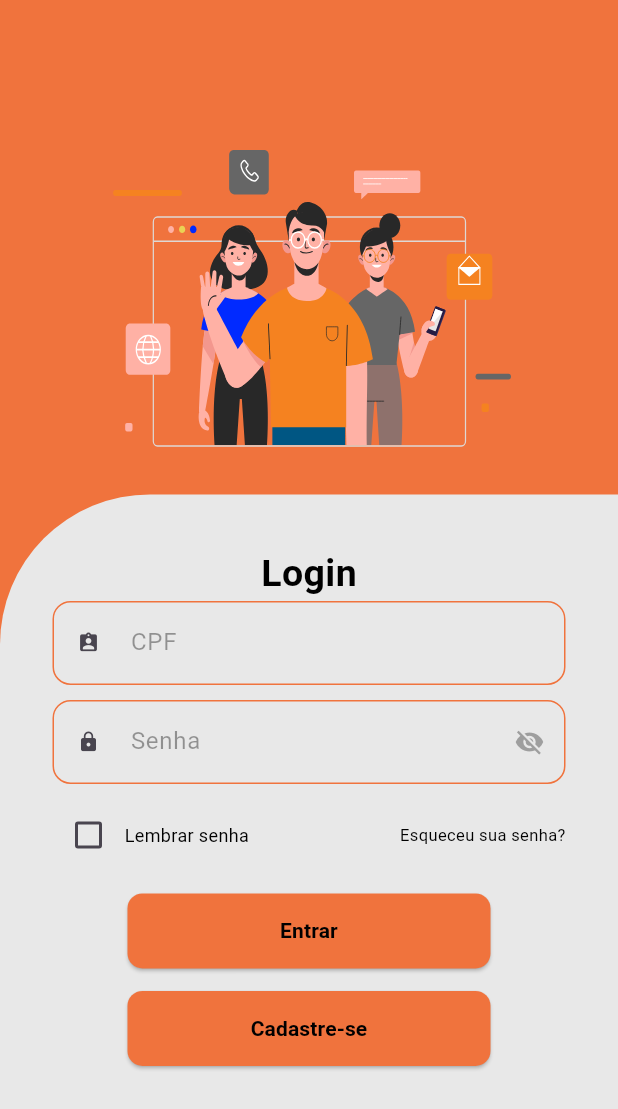
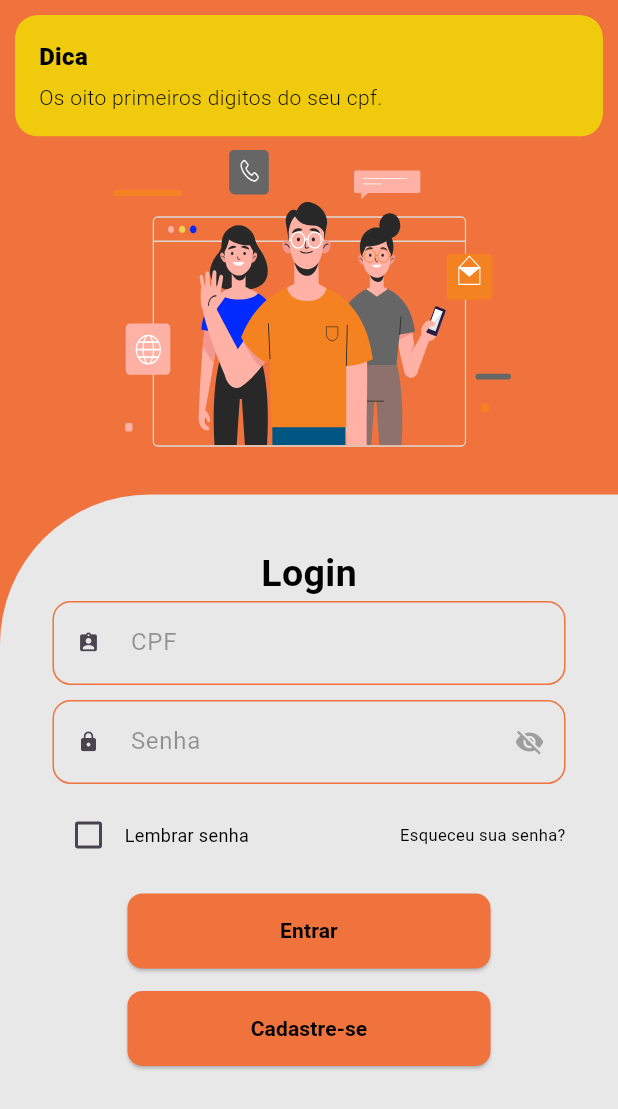
Before and after one commit to MMedeiros03/CFCVitoriaApp, a Flutter app: the LoginPage screen opened by its route, after a tap on "Esqueceu sua senha?", on a phone screen of 412 x 824 dp. Shown: the top 1109 px of the screen. Run offline on Flutter 3.47's test engine with Material 3 defaults, Android fonts, the phone set to English and light mode, and no system bars; our stand-ins replace cached_network_image, camera, carousel_slider, firebase_core, firebase_storage, flutter_secure_storage and 7 more; missing offline and left inert: firebase_app_check; accounts and stored records are empty; Roboto replaces fonts that are missing (Libre Baskerville, SFPro); project files that could hold a hidden picture were left out.

Commit message:
adicionado dica para a senha

```diff
--- a/lib/Pages/login_page.dart
+++ b/lib/Pages/login_page.dart
@@ -210,7 +210,11 @@ class LoginPageState extends State<LoginPage> {
                                             ],
                                           ),
                                           BaseText(
-                                              onClick: () {},
+                                              onClick: () {
+                                                BaseSnackbar.exibirDica(
+                                                  "Os oito primeiros digitos do seu cpf.",
+                                                );
+                                              },
                                               bold: false,
                                               text: "Esqueceu sua senha?",
                                               size: 11,
--- a/lib/Widgets/base_snackbar_widget.dart
+++ b/lib/Widgets/base_snackbar_widget.dart
@@ -13,4 +13,13 @@ class BaseSnackbar {
             ? const Color.fromARGB(207, 70, 172, 74)
             : const Color.fromARGB(207, 173, 30, 30));
   }
+
+  static SnackbarController exibirDica(String mensagem) {
+    return Get.snackbar("Dica", mensagem,
+        snackPosition: SnackPosition.TOP,
+        duration: Duration(seconds: 4),
+        margin: EdgeInsets.symmetric(horizontal: 10, vertical: 10),
+        colorText: Colors.black,
+        backgroundColor: const Color.fromARGB(207, 240, 224, 2));
+  }
 }
```
